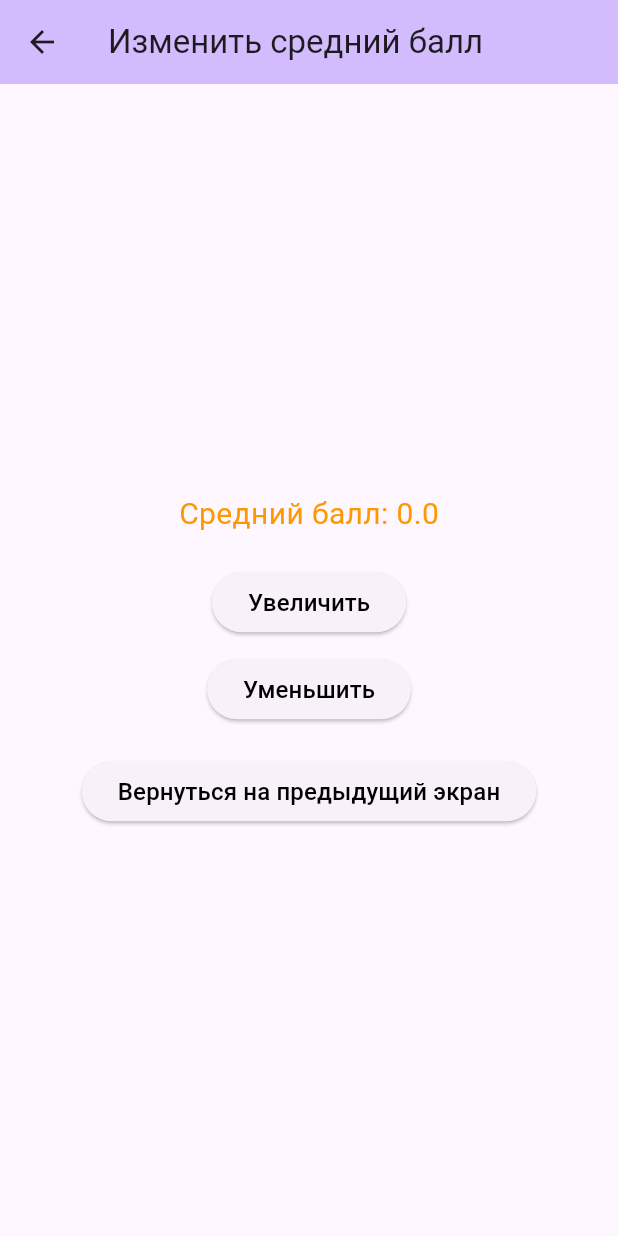
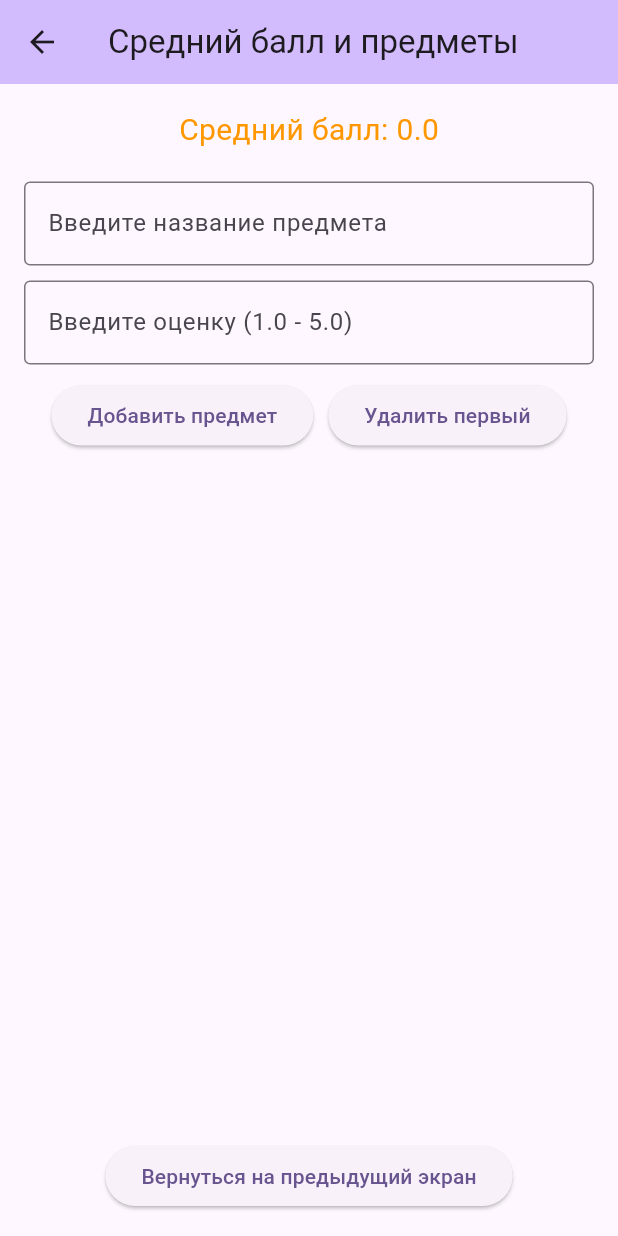
Before and after one commit to vasich122/Flutter_practice, a Flutter app: the GradeScreen screen opened directly with empty values, on a phone screen of 412 x 824 dp. Run offline on Flutter 3.47's test engine with Material 3 defaults, Android fonts, the phone set to English and light mode, and no system bars.

Commit message:
Реализация добавления/удаления оценок предметов курса при помощи Widget-а ListView.separated в файле grade_screen.dart

```diff
--- a/lib/grade_screen.dart
+++ b/lib/grade_screen.dart
@@ -11,11 +11,50 @@ class GradeScreen extends StatefulWidget {
 
 class _GradeScreenState extends State<GradeScreen> {
   late double _grade;
+  final List<Map<String, dynamic>> _grades = []; // список предметов и оценок
+
+  final TextEditingController _subjectController = TextEditingController();
+  final TextEditingController _gradeController = TextEditingController();
 
   @override
   void initState() {
     super.initState();
     _grade = widget.currentGrade;
+  }
+
+  void _addSubject() {
+    final subject = _subjectController.text.trim();
+    final gradeText = _gradeController.text.trim();
+    if (subject.isNotEmpty && gradeText.isNotEmpty) {
+      final gradeValue = double.tryParse(gradeText);
+      if (gradeValue != null && gradeValue >= 1.0 && gradeValue <= 5.0) {
+        setState(() {
+          _grades.add({'subject': subject, 'grade': gradeValue});
+          _updateAverageGrade();
+          _subjectController.clear();
+          _gradeController.clear();
+        });
+      }
+    }
+  }
+
+  // теперь удаляется первый элемент списка
+  void _removeFirstSubject() {
+    if (_grades.isNotEmpty) {
+      setState(() {
+        _grades.removeAt(0);
+        _updateAverageGrade();
+      });
+    }
+  }
+
+  void _updateAverageGrade() {
+    if (_grades.isEmpty) {
+      _grade = widget.currentGrade;
+    } else {
+      final total = _grades.fold(0.0, (sum, item) => sum + item['grade']);
+      _grade = double.parse((total / _grades.length).toStringAsFixed(2));
+    }
   }
 
   void _increaseGrade() {
@@ -44,40 +83,79 @@ class _GradeScreenState extends State<GradeScreen> {
   Widget build(BuildContext context) {
     return Scaffold(
       appBar: AppBar(
-        title: const Text('Изменить средний балл'),
+        title: const Text('Средний балл и предметы'),
         backgroundColor: Theme.of(context).colorScheme.inversePrimary,
       ),
-      body: Center(
+      body: Padding(
+        padding: const EdgeInsets.all(16.0),
         child: Column(
-          mainAxisAlignment: MainAxisAlignment.center,
           children: [
             Text(
               'Средний балл: $_grade',
               style: const TextStyle(fontSize: 20, color: Colors.orange),
             ),
             const SizedBox(height: 20),
-            ElevatedButton(
-              onPressed: _increaseGrade,
-              child: const Text(
-                'Увеличить',
-                style: TextStyle(fontSize: 16, color: Colors.black),
+            TextField(
+              controller: _subjectController,
+              decoration: const InputDecoration(
+                border: OutlineInputBorder(),
+                labelText: 'Введите название предмета',
               ),
             ),
             const SizedBox(height: 10),
-            ElevatedButton(
-              onPressed: _decreaseGrade,
-              child: const Text(
-                'Уменьшить',
-                style: TextStyle(fontSize: 16, color: Colors.black),
+            TextField(
+              controller: _gradeController,
+              keyboardType: TextInputType.number,
+              decoration: const InputDecoration(
+                border: OutlineInputBorder(),
+                labelText: 'Введите оценку (1.0 - 5.0)',
               ),
             ),
+            const SizedBox(height: 10),
+
+            // кнопки управления списком
+            Row(
+              mainAxisAlignment: MainAxisAlignment.center,
+              children: [
+                ElevatedButton(
+                  onPressed: _addSubject,
+                  child: const Text('Добавить предмет'),
+                ),
+                const SizedBox(width: 10),
+                ElevatedButton(
+                  onPressed: _removeFirstSubject,
+                  child: const Text('Удалить первый'),
+                ),
+              ],
+            ),
             const SizedBox(height: 20),
+            Expanded(
+              child: ListView.separated(
+                itemCount: _grades.length,
+                itemBuilder: (context, index) {
+                  final item = _grades[index];
+                  return ListTile(
+                    leading: const Icon(Icons.book),
+                    title: Text(item['subject']),
+                    trailing: Text(
+                      item['grade'].toString(),
+                      style: const TextStyle(fontWeight: FontWeight.bold),
+                    ),
+                  );
+                },
+                separatorBuilder: (context, index) => const Divider(
+                  color: Colors.grey,
+                  thickness: 1,
+                  indent: 16,
+                  endIndent: 16,
+                ),
+              ),
+            ),
+
+            const SizedBox(height: 10),
             ElevatedButton(
               onPressed: _goBack,
-              child: const Text(
-                'Вернуться на предыдущий экран',
-                style: TextStyle(fontSize: 16, color: Colors.black),
-              ),
+              child: const Text('Вернуться на предыдущий экран'),
             ),
           ],
         ),
```
Also changed, not shown: 9 other files.
